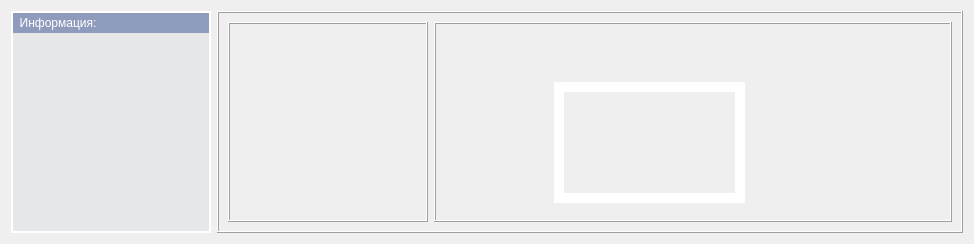
First picture: the form in src/MTG/ui/player_view.ui, repository xaaw21/MTG, before the edit.
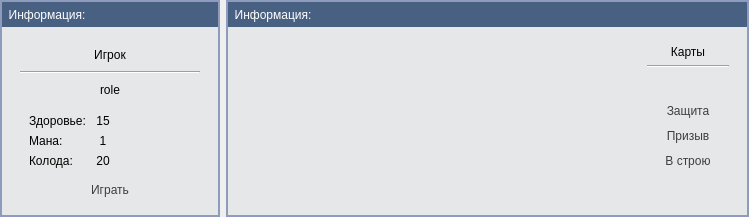
Second picture: the form after the edit. Icons and pictures are not drawn. Custom widgets are drawn as their Qt base class.

```diff
--- a/src/MTG/ui/player_view.ui
+++ b/src/MTG/ui/player_view.ui
@@ -6,30 +6,87 @@
    <rect>
     <x>0</x>
     <y>0</y>
-    <width>974</width>
+    <width>749</width>
     <height>217</height>
    </rect>
   </property>
   <property name="windowTitle">
    <string>MTG_Game</string>
   </property>
-  <layout class="QHBoxLayout" name="horizontalLayout_2">
+  <property name="styleSheet">
+   <string notr="true">#pv_panel_1,#pv_panel_2{
+	border:2px solid  rgb(142,155,188);
+}
+
+#pv_panel_label_1,#pv_panel_label_2{
+	background-color: rgb(72, 96, 130);
+	color: white;
+}
+
+#pv_panel_body_1,#pv_panel_body_2{
+	background-color: rgb(230, 231, 232);
+}
+
+QWidget#pv_panel_cover_2,#pv_panel_cover_3,#pv_panel_cover_1
+{
+border-image: url(:/Resources/top-menu.png);
+border-top: 9px transparent;
+border-bottom: 9px transparent;
+border-right: 9px transparent;
+border-left: 9px transparent;
+}
+
+QPushButton {
+border-image: url(:/Resources/simple-button.png) 9 9 9 9;
+border-top: 6px transparent;
+border-bottom: 6px transparent;
+border-right: 6px transparent;
+border-left: 6px transparent;
+font: 13px &quot;Myriad Pro&quot;;
+color: #3e3e3e;
+}
+QPushButton::hover {
+	border-image: url(:/Resources/simple-button-over.png) 9 9 9 9;
+}
+QPushButton::pressed {
+border-image: url(:/Resources/simple-button-checked-over.png) 9 9 9 9;
+}
+
+QPushButton::checked {
+border-image: url(:/Resources/simple-button-checked-over.png) 9 9 9 9;
+}
+
+</string>
+  </property>
+  <layout class="QHBoxLayout" name="horizontalLayout">
+   <property name="leftMargin">
+    <number>0</number>
+   </property>
+   <property name="topMargin">
+    <number>0</number>
+   </property>
+   <property name="rightMargin">
+    <number>0</number>
+   </property>
+   <property name="bottomMargin">
+    <number>0</number>
+   </property>
    <item>
-    <widget class="QWidget" name="widget_2" native="true">
+    <widget class="QWidget" name="pv_panel_1" native="true">
      <property name="minimumSize">
       <size>
-       <width>200</width>
+       <width>220</width>
        <height>0</height>
       </size>
      </property>
      <property name="maximumSize">
       <size>
-       <width>200</width>
+       <width>220</width>
        <height>16777215</height>
       </size>
      </property>
      <property name="styleSheet">
-      <string notr="true">#widget_2{border:2px solid white;}</string>
+      <string notr="true"/>
      </property>
      <layout class="QVBoxLayout" name="verticalLayout">
       <property name="spacing">
@@ -48,22 +105,21 @@
        <number>2</number>
       </property>
       <item>
-       <widget class="QLabel" name="label">
+       <widget class="QLabel" name="pv_panel_label_1">
         <property name="minimumSize">
          <size>
           <width>0</width>
-          <height>20</height>
+          <height>25</height>
          </size>
         </property>
         <property name="maximumSize">
          <size>
           <width>16777215</width>
-          <height>20</height>
+          <height>25</height>
          </size>
         </property>
         <property name="styleSheet">
-         <string notr="true">background-color: rgb(142, 155, 188);
-color: white;</string>
+         <string notr="true"/>
         </property>
         <property name="text">
          <string>  Информация:</string>
@@ -71,71 +127,405 @@
        </widget>
       </item>
       <item>
-       <widget class="QWidget" name="widget_3" native="true">
+       <widget class="QWidget" name="pv_panel_body_1" native="true">
         <property name="styleSheet">
-         <string notr="true">background-color: rgb(230, 231, 232);</string>
+         <string notr="true"/>
         </property>
+        <layout class="QVBoxLayout" name="verticalLayout_4">
+         <item>
+          <widget class="QWidget" name="pv_panel_cover_1" native="true">
+           <layout class="QGridLayout" name="gridLayout_2">
+            <item row="1" column="0" colspan="3">
+             <widget class="Line" name="line">
+              <property name="orientation">
+               <enum>Qt::Horizontal</enum>
+              </property>
+             </widget>
+            </item>
+            <item row="3" column="0" colspan="2">
+             <widget class="QWidget" name="pv_state" native="true">
+              <property name="sizePolicy">
+               <sizepolicy hsizetype="Fixed" vsizetype="Fixed">
+                <horstretch>0</horstretch>
+                <verstretch>0</verstretch>
+               </sizepolicy>
+              </property>
+              <layout class="QGridLayout" name="gridLayout">
+               <property name="sizeConstraint">
+                <enum>QLayout::SetDefaultConstraint</enum>
+               </property>
+               <item row="0" column="0" colspan="2">
+                <widget class="QLabel" name="pv_lbl_health_name">
+                 <property name="sizePolicy">
+                  <sizepolicy hsizetype="Fixed" vsizetype="Preferred">
+                   <horstretch>0</horstretch>
+                   <verstretch>0</verstretch>
+                  </sizepolicy>
+                 </property>
+                 <property name="minimumSize">
+                  <size>
+                   <width>55</width>
+                   <height>0</height>
+                  </size>
+                 </property>
+                 <property name="text">
+                  <string>Здоровье:</string>
+                 </property>
+                </widget>
+               </item>
+               <item row="1" column="0" colspan="2">
+                <widget class="QLabel" name="pv_lbl_mana_name">
+                 <property name="sizePolicy">
+                  <sizepolicy hsizetype="Fixed" vsizetype="Preferred">
+                   <horstretch>0</horstretch>
+                   <verstretch>0</verstretch>
+                  </sizepolicy>
+                 </property>
+                 <property name="minimumSize">
+                  <size>
+                   <width>55</width>
+                   <height>0</height>
+                  </size>
+                 </property>
+                 <property name="maximumSize">
+                  <size>
+                   <width>15</width>
+                   <height>16777215</height>
+                  </size>
+                 </property>
+                 <property name="text">
+                  <string>Мана:</string>
+                 </property>
+                </widget>
+               </item>
+               <item row="1" column="2">
+                <widget class="QLabel" name="pv_lbl_mana">
+                 <property name="text">
+                  <string>1</string>
+                 </property>
+                 <property name="alignment">
+                  <set>Qt::AlignCenter</set>
+                 </property>
+                </widget>
+               </item>
+               <item row="2" column="0">
+                <widget class="QLabel" name="pv_lbl_mana_name_2">
+                 <property name="sizePolicy">
+                  <sizepolicy hsizetype="Fixed" vsizetype="Preferred">
+                   <horstretch>0</horstretch>
+                   <verstretch>0</verstretch>
+                  </sizepolicy>
+                 </property>
+                 <property name="minimumSize">
+                  <size>
+                   <width>55</width>
+                   <height>0</height>
+                  </size>
+                 </property>
+                 <property name="maximumSize">
+                  <size>
+                   <width>15</width>
+                   <height>16777215</height>
+                  </size>
+                 </property>
+                 <property name="text">
+                  <string>Колода:</string>
+                 </property>
+                </widget>
+               </item>
+               <item row="2" column="2">
+                <widget class="QLabel" name="pv_lbl_deck">
+                 <property name="text">
+                  <string>20</string>
+                 </property>
+                 <property name="alignment">
+                  <set>Qt::AlignCenter</set>
+                 </property>
+                </widget>
+               </item>
+               <item row="0" column="2">
+                <widget class="QLabel" name="pv_lbl_health">
+                 <property name="text">
+                  <string>15</string>
+                 </property>
+                 <property name="alignment">
+                  <set>Qt::AlignCenter</set>
+                 </property>
+                </widget>
+               </item>
+              </layout>
+             </widget>
+            </item>
+            <item row="3" column="2">
+             <spacer name="horizontalSpacer">
+              <property name="orientation">
+               <enum>Qt::Horizontal</enum>
+              </property>
+              <property name="sizeHint" stdset="0">
+               <size>
+                <width>74</width>
+                <height>20</height>
+               </size>
+              </property>
+             </spacer>
+            </item>
+            <item row="2" column="0" colspan="3">
+             <widget class="QLabel" name="pv_lbl_role">
+              <property name="sizePolicy">
+               <sizepolicy hsizetype="Preferred" vsizetype="Preferred">
+                <horstretch>0</horstretch>
+                <verstretch>0</verstretch>
+               </sizepolicy>
+              </property>
+              <property name="minimumSize">
+               <size>
+                <width>55</width>
+                <height>0</height>
+               </size>
+              </property>
+              <property name="text">
+               <string>role</string>
+              </property>
+              <property name="alignment">
+               <set>Qt::AlignCenter</set>
+              </property>
+             </widget>
+            </item>
+            <item row="4" column="0" colspan="3">
+             <widget class="QPushButton" name="pv_btn_play">
+              <property name="sizePolicy">
+               <sizepolicy hsizetype="Preferred" vsizetype="Fixed">
+                <horstretch>0</horstretch>
+                <verstretch>0</verstretch>
+               </sizepolicy>
+              </property>
+              <property name="text">
+               <string>Играть</string>
+              </property>
+             </widget>
+            </item>
+            <item row="0" column="0" colspan="3">
+             <widget class="QLabel" name="pv_lbl_name">
+              <property name="sizePolicy">
+               <sizepolicy hsizetype="Preferred" vsizetype="Fixed">
+                <horstretch>0</horstretch>
+                <verstretch>0</verstretch>
+               </sizepolicy>
+              </property>
+              <property name="minimumSize">
+               <size>
+                <width>0</width>
+                <height>20</height>
+               </size>
+              </property>
+              <property name="text">
+               <string>Игрок</string>
+              </property>
+              <property name="alignment">
+               <set>Qt::AlignCenter</set>
+              </property>
+             </widget>
+            </item>
+           </layout>
+          </widget>
+         </item>
+        </layout>
        </widget>
       </item>
      </layout>
     </widget>
    </item>
    <item>
-    <widget class="QFrame" name="frame_2">
-     <property name="frameShape">
-      <enum>QFrame::Box</enum>
-     </property>
-     <property name="frameShadow">
-      <enum>QFrame::Raised</enum>
-     </property>
-     <layout class="QHBoxLayout" name="horizontalLayout">
+    <widget class="QWidget" name="pv_panel_2" native="true">
+     <layout class="QVBoxLayout" name="verticalLayout_2">
+      <property name="spacing">
+       <number>0</number>
+      </property>
+      <property name="leftMargin">
+       <number>2</number>
+      </property>
+      <property name="topMargin">
+       <number>2</number>
+      </property>
+      <property name="rightMargin">
+       <number>2</number>
+      </property>
+      <property name="bottomMargin">
+       <number>2</number>
+      </property>
       <item>
-       <widget class="QFrame" name="frame">
+       <widget class="QLabel" name="pv_panel_label_2">
         <property name="minimumSize">
          <size>
-          <width>200</width>
-          <height>200</height>
+          <width>0</width>
+          <height>25</height>
          </size>
         </property>
         <property name="maximumSize">
          <size>
-          <width>200</width>
-          <height>16777215</height>
+          <width>16777215</width>
+          <height>25</height>
          </size>
         </property>
-        <property name="frameShape">
-         <enum>QFrame::Box</enum>
-        </property>
-        <property name="frameShadow">
-         <enum>QFrame::Raised</enum>
+        <property name="text">
+         <string>  Информация:</string>
         </property>
        </widget>
       </item>
       <item>
-       <widget class="QFrame" name="frame_3">
-        <property name="frameShape">
-         <enum>QFrame::Box</enum>
-        </property>
-        <property name="frameShadow">
-         <enum>QFrame::Raised</enum>
-        </property>
-        <widget class="QWidget" name="widget" native="true">
-         <property name="geometry">
-          <rect>
-           <x>120</x>
-           <y>60</y>
-           <width>191</width>
-           <height>121</height>
-          </rect>
-         </property>
-         <property name="styleSheet">
-          <string notr="true">border: 10px solid white;
-
-border-color: rgb(255, 255, 255);
-color: rgb(255, 255, 255);
-</string>
-         </property>
-        </widget>
+       <widget class="QWidget" name="pv_panel_body_2" native="true">
+        <layout class="QHBoxLayout" name="horizontalLayout_2">
+         <item>
+          <widget class="QWidget" name="pv_panel_cover_2" native="true">
+           <layout class="QHBoxLayout" name="horizontalLayout_3">
+            <item>
+             <widget class="MTG_CardsView" name="cards_view" native="true"/>
+            </item>
+           </layout>
+          </widget>
+         </item>
+         <item>
+          <widget class="QWidget" name="pv_panel_cover_3" native="true">
+           <property name="minimumSize">
+            <size>
+             <width>100</width>
+             <height>0</height>
+            </size>
+           </property>
+           <property name="maximumSize">
+            <size>
+             <width>100</width>
+             <height>16777215</height>
+            </size>
+           </property>
+           <layout class="QVBoxLayout" name="verticalLayout_3">
+            <item>
+             <widget class="QLabel" name="label_2">
+              <property name="text">
+               <string>Карты</string>
+              </property>
+              <property name="alignment">
+               <set>Qt::AlignCenter</set>
+              </property>
+             </widget>
+            </item>
+            <item>
+             <widget class="Line" name="line_2">
+              <property name="orientation">
+               <enum>Qt::Horizontal</enum>
+              </property>
+             </widget>
+            </item>
+            <item>
+             <spacer name="verticalSpacer_3">
+              <property name="orientation">
+               <enum>Qt::Vertical</enum>
+              </property>
+              <property name="sizeHint" stdset="0">
+               <size>
+                <width>20</width>
+                <height>38</height>
+               </size>
+              </property>
+             </spacer>
+            </item>
+            <item>
+             <widget class="QPushButton" name="pv_btn_protected">
+              <property name="text">
+               <string>Защита</string>
+              </property>
+              <property name="checkable">
+               <bool>true</bool>
+              </property>
+              <property name="checked">
+               <bool>false</bool>
+              </property>
+              <attribute name="buttonGroup">
+               <string notr="true">buttonGroup</string>
+              </attribute>
+             </widget>
+            </item>
+            <item>
+             <spacer name="verticalSpacer_2">
+              <property name="orientation">
+               <enum>Qt::Vertical</enum>
+              </property>
+              <property name="sizeType">
+               <enum>QSizePolicy::Fixed</enum>
+              </property>
+              <property name="sizeHint" stdset="0">
+               <size>
+                <width>20</width>
+                <height>5</height>
+               </size>
+              </property>
+             </spacer>
+            </item>
+            <item>
+             <widget class="QPushButton" name="pv_btn_invocation">
+              <property name="text">
+               <string>Призыв</string>
+              </property>
+              <property name="checkable">
+               <bool>true</bool>
+              </property>
+              <attribute name="buttonGroup">
+               <string notr="true">buttonGroup</string>
+              </attribute>
+             </widget>
+            </item>
+            <item>
+             <spacer name="verticalSpacer">
+              <property name="orientation">
+               <enum>Qt::Vertical</enum>
+              </property>
+              <property name="sizeType">
+               <enum>QSizePolicy::Fixed</enum>
+              </property>
+              <property name="sizeHint" stdset="0">
+               <size>
+                <width>20</width>
+                <height>5</height>
+               </size>
+              </property>
+             </spacer>
+            </item>
+            <item>
+             <widget class="QPushButton" name="pv_btn_open">
+              <property name="text">
+               <string>В строю</string>
+              </property>
+              <property name="checkable">
+               <bool>true</bool>
+              </property>
+              <property name="checked">
+               <bool>true</bool>
+              </property>
+              <property name="flat">
+               <bool>false</bool>
+              </property>
+              <attribute name="buttonGroup">
+               <string notr="true">buttonGroup</string>
+              </attribute>
+             </widget>
+            </item>
+            <item>
+             <spacer name="verticalSpacer_4">
+              <property name="orientation">
+               <enum>Qt::Vertical</enum>
+              </property>
+              <property name="sizeHint" stdset="0">
+               <size>
+                <width>20</width>
+                <height>37</height>
+               </size>
+              </property>
+             </spacer>
+            </item>
+           </layout>
+          </widget>
+         </item>
+        </layout>
        </widget>
       </item>
      </layout>
@@ -143,6 +533,16 @@
    </item>
   </layout>
  </widget>
- <resources/>
+ <customwidgets>
+  <customwidget>
+   <class>MTG_CardsView</class>
+   <extends>QWidget</extends>
+   <header>mtg_cards_view.hpp</header>
+   <container>1</container>
+  </customwidget>
+ </customwidgets>
+ <resources>
+  <include location="../res/mtg.qrc"/>
+ </resources>
  <connections/>
 </ui>
```
Left out of the diff: 3 changed lines with no effect on the pictures.
